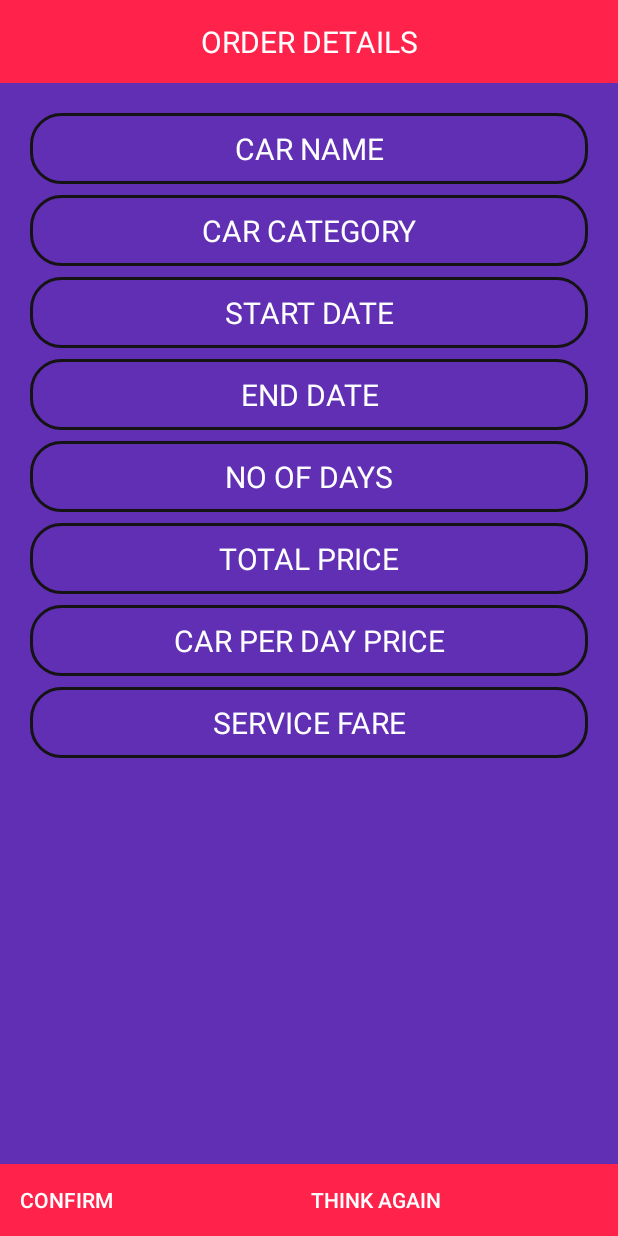
After one commit to ebuddiess/AndroidSummerTrainingProject, an Android app: the Orders screen opened directly, with no data from a screen before it, on a phone screen of 412 x 824 dp. The commit adds this screen. Run offline under Robolectric (Android 15) with nearby library versions, the phone set to English and light mode, and no system bars; our stand-ins replace Firebase (no records; nobody signed in at launch, a user with empty details on screens opened directly).

Commit message:
Orders Module Completed with View Car

```diff
--- a/app/src/main/AndroidManifest.xml
+++ b/app/src/main/AndroidManifest.xml
@@ -42,7 +42,8 @@
             android:theme="@style/Theme.AppCompat.Light.DarkActionBar" />
         <activity android:name=".ManageProfile.ManageProfile" />
         <activity android:name=".ManageCars.ManageCar" />
-        <activity android:name=".ViewCar.Viewcar"></activity>
+        <activity android:name=".ViewCar.Viewcar" />
+        <activity android:name=".Orders.Orders"></activity>
     </application>
 
 </manifest>
--- /dev/null
+++ b/app/src/main/java/com/example/ebuddiess/vehiclerentalsystem/Orders/Orders.java
@@ -0,0 +1,103 @@
+package com.example.ebuddiess.vehiclerentalsystem.Orders;
+
+import android.content.Intent;
+import android.support.annotation.NonNull;
+import android.support.v7.app.AppCompatActivity;
+import android.os.Bundle;
+import android.view.View;
+import android.widget.Button;
+import android.widget.TextView;
+import android.widget.Toast;
+
+import com.example.ebuddiess.vehiclerentalsystem.ManageCars.Car;
+import com.example.ebuddiess.vehiclerentalsystem.R;
+import com.example.ebuddiess.vehiclerentalsystem.ViewCar.Viewcar;
+import com.example.ebuddiess.vehiclerentalsystem.WelcomeUser.WelcomeUser;
+import com.google.firebase.auth.FirebaseAuth;
+import com.google.firebase.database.DataSnapshot;
+import com.google.firebase.database.DatabaseError;
+import com.google.firebase.database.DatabaseReference;
+import com.google.firebase.database.FirebaseDatabase;
+import com.google.firebase.database.ValueEventListener;
+
+import java.util.ArrayList;
+import java.util.List;
+
+public class Orders extends AppCompatActivity {
+TextView order_carname,order_carcategory,order_startdate,order_enddate,order_noofdays,order_totalprice,order_carpriceperday,order_servicefare;
+Button order_confirm,order_thinkagain;
+DatabaseReference myorders;
+String orderid ;
+FirebaseAuth currentUser;
+    @Override
+    protected void onCreate(Bundle savedInstanceState) {
+        super.onCreate(savedInstanceState);
+        setContentView(R.layout.activity_orders);
+        order_carname = (TextView)findViewById(R.id.orderpage_carname);
+        order_carcategory = (TextView)findViewById(R.id.orderpage_carcategory);
+        order_startdate = (TextView)findViewById(R.id.orderpage_startdate);
+        order_enddate = (TextView)findViewById(R.id.orderpage_enddate);
+        order_noofdays = (TextView)findViewById(R.id.orderpage_noofdays);
+        order_totalprice = (TextView)findViewById(R.id.orderpage_totalprice);
+        order_carpriceperday = (TextView)findViewById(R.id.orderpage_carperdayprice);
+        order_servicefare = (TextView)findViewById(R.id.orderpage_servicefare);
+        order_confirm = (Button)findViewById(R.id.confirm_order);
+        order_thinkagain = (Button)findViewById(R.id.goback_from_orderpage);
+        orderid = getIntent().getStringExtra("orderid");
+        currentUser = FirebaseAuth.getInstance();
+        myorders = FirebaseDatabase.getInstance().getReference("Orders").child(orderid);
+        order_confirm.setOnClickListener(new View.OnClickListener() {
+            @Override
+            public void onClick(View view) {
+                Toast.makeText(Orders.this,"Booked Sucesfully ",Toast.LENGTH_SHORT).show();
+                finish();
+                startActivity(new Intent(Orders.this, WelcomeUser.class));
+            }
+        });
+
+        order_thinkagain.setOnClickListener(new View.OnClickListener() {
+            @Override
+            public void onClick(View view) {
+                myorders.removeValue();
+                finish();
+                Toast.makeText(Orders.this,"Booking Cancelled",Toast.LENGTH_SHORT).show();
+                startActivity(new Intent(Orders.this, WelcomeUser.class));
+            }
+        });
+    }
+
+
+
+    @Override
+    protected void onStart() {
+        super.onStart();
+        if(orderid!=null && currentUser.getCurrentUser()!=null){
+            myorders.addValueEventListener(new ValueEventListener() {
+                @Override
+                public void onDataChange(@NonNull DataSnapshot dataSnapshot) {
+               if(dataSnapshot!=null && dataSnapshot.exists()){
+                   order_carname.setText("Carname: "+dataSnapshot.child("carname").getValue().toString());
+                   order_carcategory.setText("Car category: "+dataSnapshot.child("carcategory").getValue().toString());
+                   order_startdate.setText("Start Date: "+dataSnapshot.child("startdate").getValue().toString()+":"+dataSnapshot.child("starttime").getValue().toString());
+                   order_enddate.setText("End date: "+dataSnapshot.child("enddate").getValue().toString()+":"+dataSnapshot.child("endttime").getValue().toString());
+                   order_noofdays.setText("Booked For "+dataSnapshot.child("noofdays").getValue().toString()+" days");
+                   order_totalprice.setText("Total price : "+dataSnapshot.child("totalprice").getValue().toString());
+                   order_carpriceperday.setText("Car per Day price : "+dataSnapshot.child("carperdayprice").getValue().toString());
+                   if(dataSnapshot.child("doorpickingprice").getValue().toString().equals("0")){
+                       order_servicefare.setText("Service fare : "+dataSnapshot.child("locationprice").getValue().toString());
+                   }else if(!dataSnapshot.child("doorpickingprice").getValue().toString().equals("0")){
+                       order_servicefare.setText("Service fare : "+dataSnapshot.child("doorpickingprice").getValue().toString());
+                   }
+                   }else{
+                   return;
+                   }
+                }
+
+                @Override
+                public void onCancelled(@NonNull DatabaseError databaseError) {
+
+                }
+            });
+        }
+    }
+}
--- /dev/null
+++ b/app/src/main/res/layout/activity_orders.xml
@@ -0,0 +1,175 @@
+<?xml version="1.0" encoding="utf-8"?>
+<LinearLayout xmlns:android="http://schemas.android.com/apk/res/android"
+    xmlns:app="http://schemas.android.com/apk/res-auto"
+    xmlns:tools="http://schemas.android.com/tools"
+    android:layout_width="match_parent"
+    android:orientation="vertical"
+    android:layout_height="match_parent"
+    tools:context=".Orders.Orders">
+
+    <LinearLayout
+        android:layout_width="match_parent"
+        android:orientation="vertical"
+        android:layout_height="wrap_content">
+        <LinearLayout
+            android:padding="14dp"
+            android:layout_width="match_parent"
+            android:background="@color/lovelyred"
+            android:layout_height="wrap_content">
+            <TextView
+                android:gravity="center"
+                android:layout_gravity="center"
+                android:textSize="20sp"
+                android:textColor="@color/colorWhite"
+                android:layout_width="match_parent"
+                android:layout_height="wrap_content"
+                android:text="ORDER DETAILS"
+                />
+        </LinearLayout>
+
+        <LinearLayout
+            android:background="@color/purple"
+            android:layout_width="match_parent"
+            android:orientation="vertical"
+            android:padding="20dp"
+            android:layout_height="match_parent">
+
+            <TextView
+                android:padding="10dp"
+                android:textAlignment="center"
+                android:background="@drawable/img_border"
+                android:textSize="20sp"
+                android:textColor="@color/colorWhite"
+                android:layout_width="match_parent"
+                android:layout_height="wrap_content"
+                android:text="CAR NAME"
+                android:id="@+id/orderpage_carname"
+                android:layout_marginBottom="7dp"
+                />
+
+            <TextView
+                android:padding="10dp"
+                android:id="@+id/orderpage_carcategory"
+                android:textAlignment="center"
+                android:background="@drawable/img_border"
+                android:textSize="20sp"
+                android:textColor="@color/colorWhite"
+                android:layout_width="match_parent"
+                android:layout_height="wrap_content"
+                android:text="CAR CATEGORY"
+                android:layout_marginBottom="7dp"
+                />
+
+            <TextView
+                android:padding="10dp"
+                android:id="@+id/orderpage_startdate"
+                android:textAlignment="center"
+                android:background="@drawable/img_border"
+                android:textSize="20sp"
+                android:textColor="@color/colorWhite"
+                android:layout_width="match_parent"
+                android:layout_height="wrap_content"
+                android:text="START DATE"
+                android:layout_marginBottom="7dp"
+                />
+
+            <TextView
+                android:padding="10dp"
+                android:id="@+id/orderpage_enddate"
+                android:textAlignment="center"
+                android:background="@drawable/img_border"
+                android:textSize="20sp"
+                android:textColor="@color/colorWhite"
+                android:layout_width="match_parent"
+                android:layout_height="wrap_content"
+                android:text="END DATE"
+                android:layout_marginBottom="7dp"
+                />
+
+            <TextView
+                android:padding="10dp"
+                android:id="@+id/orderpage_noofdays"
+                android:textAlignment="center"
+                android:background="@drawable/img_border"
+                android:textSize="20sp"
+                android:textColor="@color/colorWhite"
+                android:layout_width="match_parent"
+                android:layout_height="wrap_content"
+                android:text="NO OF DAYS"
+                android:layout_marginBottom="7dp"
+                />
+
+
+            <TextView
+                android:padding="10dp"
+                android:id="@+id/orderpage_totalprice"
+                android:textAlignment="center"
+                android:background="@drawable/img_border"
+                android:textSize="20sp"
+                android:textColor="@color/colorWhite"
+                android:layout_width="match_parent"
+                android:layout_height="wrap_content"
+                android:text="TOTAL PRICE"
+                android:layout_marginBottom="7dp"
+                />
+
+
+            <TextView
+                android:padding="10dp"
+                android:id="@+id/orderpage_carperdayprice"
+                android:textAlignment="center"
+                android:background="@drawable/img_border"
+                android:textSize="20sp"
+                android:textColor="@color/colorWhite"
+                android:layout_width="match_parent"
+                android:layout_height="wrap_content"
+                android:text="CAR PER DAY PRICE"
+                android:layout_marginBottom="7dp"
+                />
+
+            <TextView
+                android:id="@+id/orderpage_servicefare"
+                android:padding="10dp"
+                android:textAlignment="center"
+                android:background="@drawable/img_border"
+                android:textSize="20sp"
+                android:textColor="@color/colorWhite"
+                android:layout_width="match_parent"
+                android:layout_height="wrap_content"
+                android:text="SERVICE FARE"
+                android:layout_marginBottom="10dp"
+                />
+        </LinearLayout>
+
+    </LinearLayout>
+    <RelativeLayout
+        android:weightSum="2"
+        android:background="@color/purple"
+        android:layout_width="match_parent"
+        android:orientation="horizontal"
+        android:layout_height="match_parent">
+        <Button
+            android:layout_alignParentBottom="true"
+            android:layout_weight="1"
+            android:layout_alignParentLeft="true"
+            android:layout_width="wrap_content"
+            android:layout_height="wrap_content"
+            android:text="CONFIRM"
+            android:textColor="@color/colorWhite"
+            android:id="@+id/confirm_order"
+            android:background="@drawable/view_car_card_view_background"
+            />
+        <Button
+            android:layout_alignParentRight="true"
+            android:layout_alignParentBottom="true"
+            android:layout_toRightOf="@+id/confirm_order"
+            android:layout_weight="1"
+            android:layout_width="wrap_content"
+            android:layout_height="wrap_content"
+            android:text="THINK AGAIN"
+            android:id="@+id/goback_from_orderpage"
+            android:textColor="@color/colorWhite"
+            android:background="@drawable/view_car_card_view_background"
+            />
+    </RelativeLayout>
+</LinearLayout>
--- a/app/src/main/res/layout/activity_viewcar.xml
+++ b/app/src/main/res/layout/activity_viewcar.xml
@@ -28,6 +28,7 @@
           android:layout_weight="1"
           android:background="@drawable/view_car_card_view_background"
           android:text="SITE PICKUP"
+          android:id="@+id/site_pickup_delivery_button"
           android:layout_width="wrap_content"
           android:layout_height="wrap_content"
           android:textColor="@color/colorWhite"
```
Also changed, not shown: app/src/main/java/com/example/ebuddiess/vehiclerentalsystem/Orders/MyOrderDetailsDatabase.java (added, +158 -0 lines), app/src/main/java/com/example/ebuddiess/vehiclerentalsystem/ViewCar/ViewCarAdapter.java (+119 -9 lines), app/src/main/java/com/example/ebuddiess/vehiclerentalsystem/ViewCar/Viewcar.java (+38 -3 lines), app/src/main/java/com/example/ebuddiess/vehiclerentalsystem/WelcomeUser/WelcomeUser.java (+12 -1 lines).
